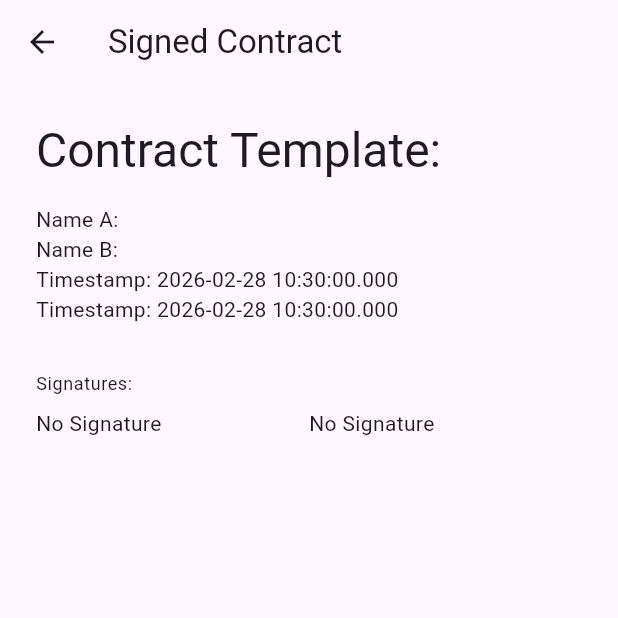
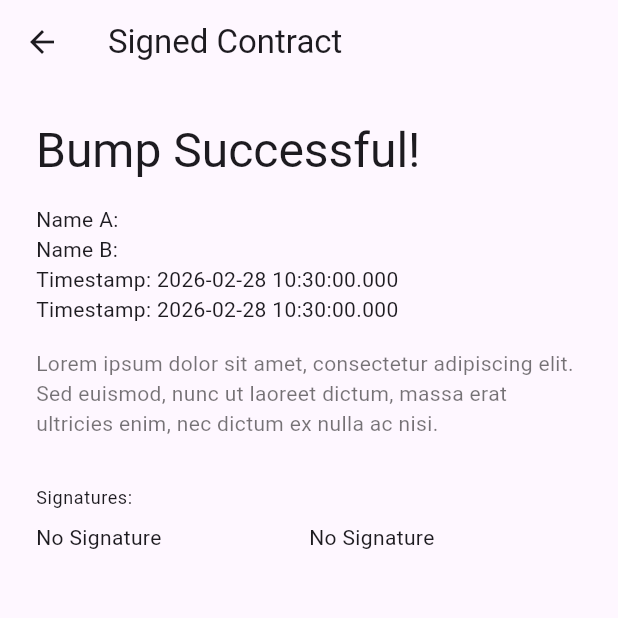
Before and after one commit to khp53/bump_n_bind, a Flutter app: the SuccessScreen screen opened directly with empty values, on a phone screen of 412 x 824 dp, the top half of it. Run offline on Flutter 3.47's test engine with Material 3 defaults, Android fonts, the light colour scheme and no system bars; our stand-ins replace hive, location, permission_handler, signature; missing offline and left inert: nearby_connections, nfc_manager; accounts and stored records are empty.

Commit message:
Update SuccessScreen title and add placeholder text for improved user feedback

```diff
--- a/lib/success_screen.dart
+++ b/lib/success_screen.dart
@@ -25,12 +25,17 @@ class SuccessScreen extends StatelessWidget {
             crossAxisAlignment: CrossAxisAlignment.start,
             children: [
               Text(
-                'Contract Template:',
+                'Bump Successful!',
                 style: Theme.of(context).textTheme.headlineLarge,
               ),
               const SizedBox(height: 16),
               Text(
                 'Name A: ${contractA.name}\nName B: ${contractB.name}\nTimestamp: ${contractA.timestamp}\nTimestamp: ${contractB.timestamp}',
+              ),
+              const SizedBox(height: 16),
+              const Text(
+                'Lorem ipsum dolor sit amet, consectetur adipiscing elit. Sed euismod, nunc ut laoreet dictum, massa erat ultricies enim, nec dictum ex nulla ac nisi.',
+                style: TextStyle(color: Colors.black54),
               ),
               const SizedBox(height: 32),
               Text('Signatures:', style: Theme.of(context).textTheme.bodySmall),
```
